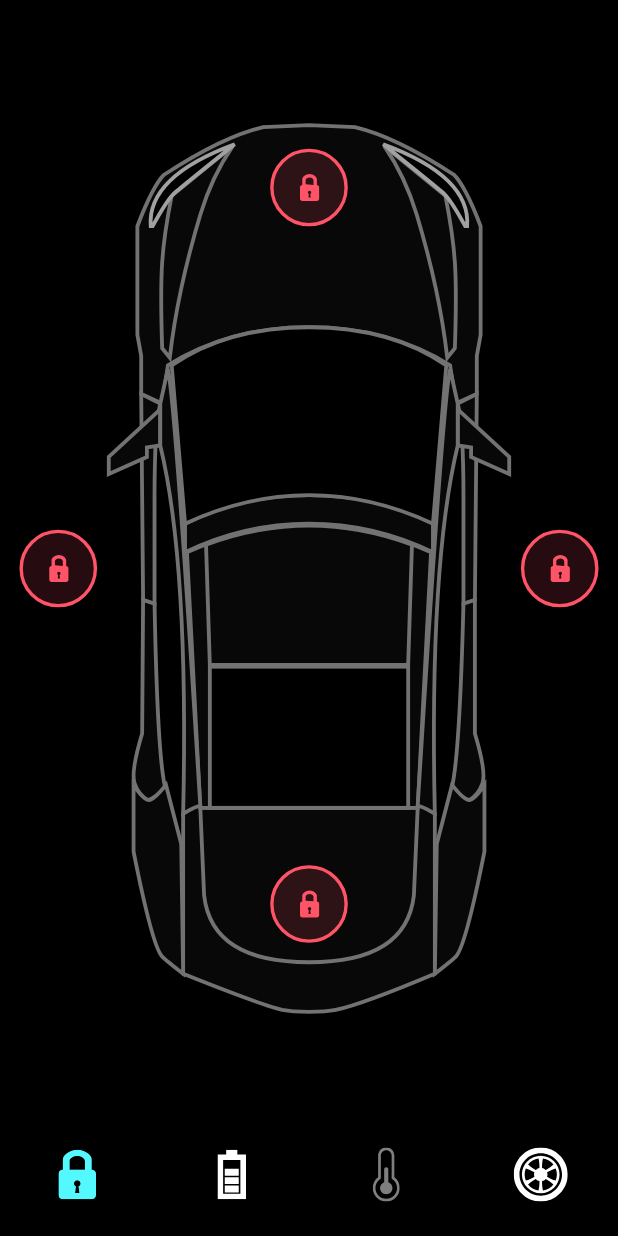
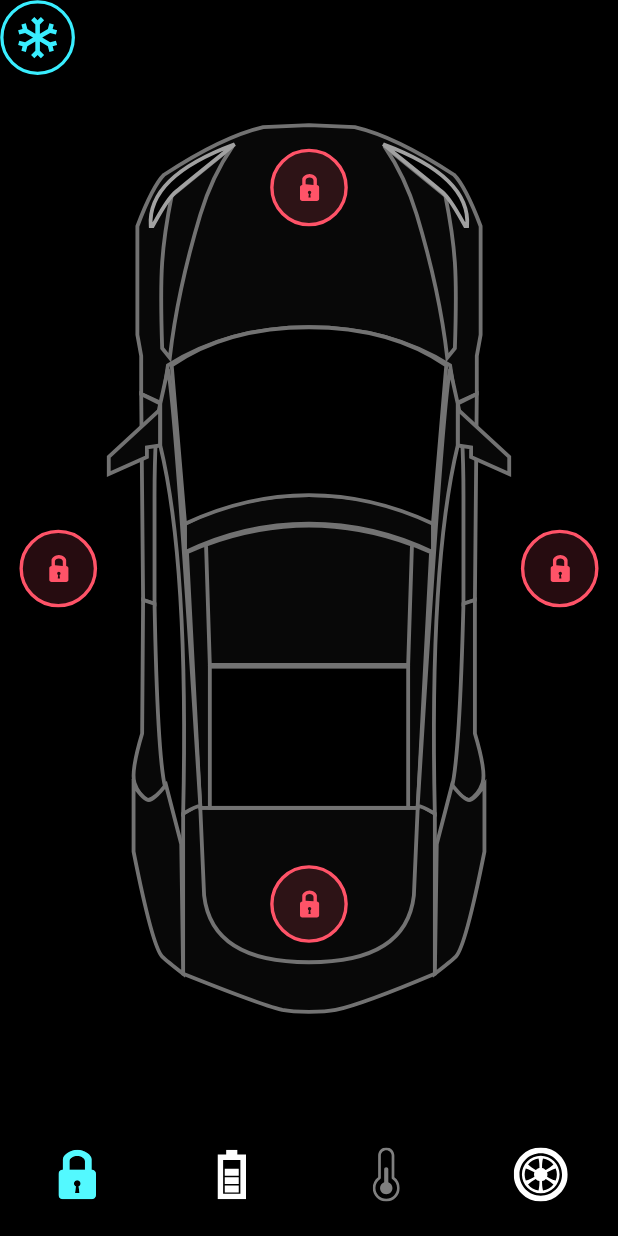
Before and after one commit to aninarafath6/tesla-app, a Flutter app: the screen it shows after launch, on a phone screen of 412 x 824 dp. Run offline on Flutter 3.47's test engine with Material 2 defaults, Android fonts, the phone set to English and light mode, and no system bars; our stand-ins replace flutter_svg.

Commit message:
temp animation and custom animation controller utility

```diff
--- a/lib/app/app.dart
+++ b/lib/app/app.dart
@@ -20,7 +20,7 @@ class MyApp extends StatelessWidget {
           brightness: Brightness.dark,
           scaffoldBackgroundColor: Colors.black,
         ),
-        home: const HomeScreen(),
+        home:  HomeScreen(),
       ),
     );
   }
--- a/lib/app/constants/app_images.dart
+++ b/lib/app/constants/app_images.dart
@@ -3,13 +3,16 @@ class AppImages {
   static const String lock = 'assets/icons/door_lock.svg';
   static const String unlock = 'assets/icons/door_unlock.svg';
   static const String battery = 'assets/icons/Battery.svg';
-  static const String cool = 'assets/images/Cool_glow_2.png';
 
   // bottom navgation icons
   static const String lockIcon = 'assets/icons/Lock.svg';
   static const String charge = 'assets/icons/Charge.svg';
   static const String temp = 'assets/icons/Temp.svg';
   static const String tyre = 'assets/icons/Tyre.svg';
+
+  // temperature icons
+  static const String cool = 'assets/images/Cool_glow_2.png';
+  static const String coolButton = 'assets/icons/coolShape.svg';
 
   List<String> bottomItems = [
     lockIcon,
--- a/lib/app/provider/home_provider.dart
+++ b/lib/app/provider/home_provider.dart
@@ -9,8 +9,6 @@ class HomeProvider with ChangeNotifier {
   bool bonnetLock = false;
   bool trunkLock = false;
 
-  late AnimationController animationController;
-  late AnimationController tempAnimationController;
 
   void onChangeBottomNav(int index) {
     selectedNav = index;
--- /dev/null
+++ b/lib/app/utils/custom_animation_controller.dart
@@ -0,0 +1,27 @@
+import 'package:flutter/material.dart';
+
+class CustomAnimationController {
+  static late AnimationController _batteryAnimationController;
+  static late AnimationController _tempAnimationController;
+
+  static AnimationController get batteryAnimationController =>
+      _batteryAnimationController;
+  static AnimationController get tempAnimationController =>
+      _tempAnimationController;
+
+  static void setBatteryAnimation(
+      {required TickerProvider tickerProvider, required Duration duration}) {
+    _batteryAnimationController =
+        AnimationController(vsync: tickerProvider, duration: duration);
+  }
+
+  static void setTempAnimation(
+      {required TickerProvider tickerProvider, required Duration duration}) {
+    _tempAnimationController =
+        AnimationController(vsync: tickerProvider, duration: duration);
+  }
+
+  static void disposeBatteryAnimation() =>
+      _batteryAnimationController.dispose();
+  static void disposeTempAnimation() => _tempAnimationController.dispose();
+}
--- a/lib/app/views/screens/battery/battery_section.dart
+++ b/lib/app/views/screens/battery/battery_section.dart
@@ -4,6 +4,7 @@ import 'package:flutter_svg/svg.dart';
 import 'package:provider/src/provider.dart';
 import 'package:tesla/app/constants/app_images.dart';
 import 'package:tesla/app/provider/home_provider.dart';
+import 'package:tesla/app/utils/custom_animation_controller.dart';
 import 'package:tesla/app/views/screens/battery/battery_status.dart';
 
 class BatterySection extends StatefulWidget {
@@ -22,31 +23,35 @@ class _BatterySectionState extends State<BatterySection>
   @override
   void initState() {
     super.initState();
-    context.read<HomeProvider>().animationController = AnimationController(
-      vsync: this,
-      duration: const Duration(
-        milliseconds: 600,
-      ),
-    );
+    // context.read<HomeProvider>().animationController = AnimationController(
+    //   vsync: this,
+    //   duration: const Duration(
+    //     milliseconds: 600,
+    //   ),
+    // );
+
+    CustomAnimationController.setBatteryAnimation(
+        tickerProvider: this, duration: const Duration(milliseconds: 600));
+
     _batteryAnimation = CurvedAnimation(
-        parent: context.read<HomeProvider>().animationController,
+        parent: CustomAnimationController.batteryAnimationController,
         curve: const Interval(0, .5));
     _batteryStatusAnimation = CurvedAnimation(
-      parent: context.read<HomeProvider>().animationController,
-      curve: const Interval(0.6, 1),
+      parent: CustomAnimationController.batteryAnimationController,
+      curve: const Interval(0.8, 1),
     );
   }
 
   @override
   void dispose() {
-    context.read<HomeProvider>().animationController.dispose();
+    CustomAnimationController.disposeBatteryAnimation();
     super.dispose();
   }
 
   @override
   Widget build(BuildContext context) {
     return AnimatedBuilder(
-      animation: context.read<HomeProvider>().animationController,
+      animation: CustomAnimationController.batteryAnimationController,
       builder: (context, _) {
         return Stack(
           alignment: Alignment.center,
--- a/lib/app/views/screens/home/car_door_lock.dart
+++ b/lib/app/views/screens/home/car_door_lock.dart
@@ -4,6 +4,7 @@ import 'package:provider/provider.dart';
 import 'package:tesla/app/constants/app_images.dart';
 import 'package:tesla/app/constants/app_sizes.dart';
 import 'package:tesla/app/provider/home_provider.dart';
+import 'package:tesla/app/utils/custom_animation_controller.dart';
 import 'package:tesla/app/views/screens/battery/battery_section.dart';
 import 'package:tesla/app/views/screens/home/lock_alignment.dart';
 import 'package:tesla/app/views/screens/temp/temperature_section.dart';
@@ -23,18 +24,22 @@ class _CarDoorLockState extends State<CarDoorLock>
 
   @override
   void initState() {
-    context.read<HomeProvider>().tempAnimationController = AnimationController(
-        vsync: this, duration: const Duration(milliseconds: 600));
+    // context.read<HomeProvider>().tempAnimationController = AnimationController(
+    //     vsync: this, duration: const Duration(milliseconds: 600));
+    CustomAnimationController.setTempAnimation(
+      tickerProvider: this,
+      duration: const Duration(milliseconds: 600),
+    );
     _posAnimation = CurvedAnimation(
-        parent: context.read<HomeProvider>().tempAnimationController,
-        curve: const Interval(0.6, 1));
+        parent: CustomAnimationController.tempAnimationController,
+        curve: const Interval(0, .4));
 
     super.initState();
   }
 
   @override
   void dispose() {
-    context.read<HomeProvider>().tempAnimationController.dispose();
+    CustomAnimationController.disposeTempAnimation();
     super.dispose();
   }
 
@@ -46,7 +51,7 @@ class _CarDoorLockState extends State<CarDoorLock>
         alignment: Alignment.center,
         children: [
           AnimatedBuilder(
-              animation: context.read<HomeProvider>().tempAnimationController,
+              animation: CustomAnimationController.tempAnimationController,
               builder: (context, _) {
                 return Transform.translate(
                   offset: Offset(_posAnimation.value * 180, 0),
--- a/lib/app/views/screens/home/home_screen.dart
+++ b/lib/app/views/screens/home/home_screen.dart
@@ -1,6 +1,7 @@
 import 'package:flutter/material.dart';
 import 'package:provider/src/provider.dart';
 import 'package:tesla/app/provider/home_provider.dart';
+import 'package:tesla/app/utils/custom_animation_controller.dart';
 import 'package:tesla/app/views/screens/home/bottom_nav.dart';
 import 'package:tesla/app/views/screens/home/car_door_lock.dart';
 
@@ -13,16 +14,16 @@ class HomeScreen extends StatelessWidget {
       bottomNavigationBar: BottomNav(
         onTap: (index) {
           if (index == 1) {
-            context.read<HomeProvider>().animationController.forward();
+            CustomAnimationController.batteryAnimationController.forward();
           } else if (context.read<HomeProvider>().selectedNav == 1 &&
               index != 1) {
-            context.read<HomeProvider>().animationController.reverse(from: .7);
+            CustomAnimationController.batteryAnimationController.reverse(from: .7);
           }
           if (index == 2) {
-            context.read<HomeProvider>().tempAnimationController.forward();
+            CustomAnimationController.tempAnimationController.forward();
           } else if (context.read<HomeProvider>().selectedNav == 2 &&
               index != 2) {
-            context.read<HomeProvider>().tempAnimationController.reverse();
+            CustomAnimationController.tempAnimationController.reverse();
           }
           context.read<HomeProvider>().onChangeBottomNav(index);
         },
--- a/lib/app/views/screens/temp/temperature_section.dart
+++ b/lib/app/views/screens/temp/temperature_section.dart
@@ -1,7 +1,9 @@
 import 'package:flutter/material.dart';
+import 'package:flutter_svg/svg.dart';
 import 'package:provider/src/provider.dart';
 import 'package:tesla/app/constants/app_images.dart';
 import 'package:tesla/app/provider/home_provider.dart';
+import 'package:tesla/app/utils/custom_animation_controller.dart';
 
 class TemperatureSection extends StatefulWidget {
   const TemperatureSection({
@@ -21,24 +23,26 @@ class _TemperatureSectionState extends State<TemperatureSection>
     // context.read<HomeProvider>().tempAnimationController = AnimationController(
     //   vsync: this, duration: const Duration(milliseconds: 300));
     _opacityAnimation = CurvedAnimation(
-      parent: context.read<HomeProvider>().tempAnimationController,
-      curve: const Interval(.06, 1),
+      parent: CustomAnimationController.tempAnimationController,
+      curve: const Interval(.6, 1),
     );
     super.initState();
   }
 
   @override
   void dispose() {
-    context.read<HomeProvider>().tempAnimationController.dispose();
+    CustomAnimationController.disposeTempAnimation();
     super.dispose();
   }
 
   @override
   Widget build(BuildContext context) {
-    return Align(
+    return Stack(
+      children: [
+        Align(
           alignment: Alignment.centerRight,
           child: AnimatedBuilder(
-          animation: context.read<HomeProvider>().tempAnimationController,
+              animation: CustomAnimationController.tempAnimationController,
               builder: (context, _) {
                 return Opacity(
                   opacity: _opacityAnimation.value,
@@ -47,6 +51,16 @@ class _TemperatureSectionState extends State<TemperatureSection>
                   ),
                 );
               }),
+        ),
+        Column(
+          children: <Widget>[
+            SvgPicture.asset(
+              AppImages.coolButton,
+              width: 50,
+            ),
+          ],
+        ),
+      ],
     );
   }
 }
```
Lines whose indentation alone changed are shown as unchanged.
